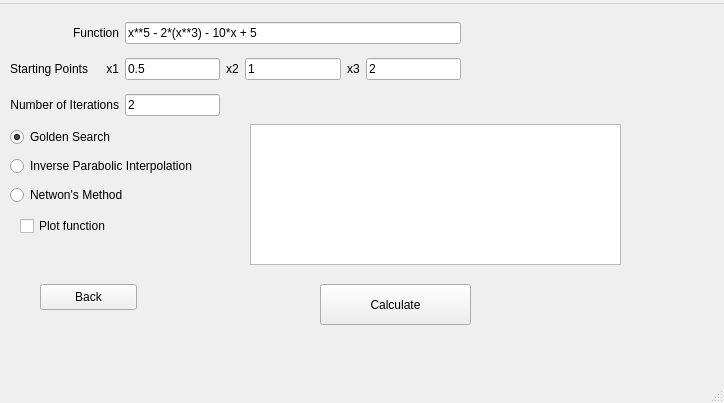
Old version of the form linear.ui in the repository MaxGiuP/General_Function_Minimiser.
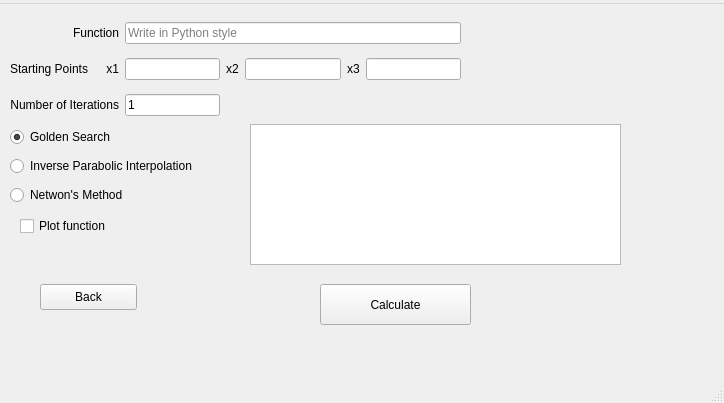
New version of the form.

```diff
--- a/linear.ui
+++ b/linear.ui
@@ -97,11 +97,7 @@
     </property>
     <layout class="QGridLayout" name="gridLayout">
      <item row="1" column="2">
-      <widget class="QLineEdit" name="txtx1">
-       <property name="text">
-        <string>0.5</string>
-       </property>
-      </widget>
+      <widget class="QLineEdit" name="txtx1"/>
      </item>
      <item row="1" column="0">
       <widget class="QLabel" name="label_2">
@@ -129,29 +125,21 @@
      </item>
      <item row="0" column="2" colspan="5">
       <widget class="QLineEdit" name="txtFunction">
-       <property name="text">
-        <string>x**5 - 2*(x**3) - 10*x + 5</string>
+       <property name="placeholderText">
+        <string>Write in Python style</string>
        </property>
       </widget>
      </item>
      <item row="1" column="6">
-      <widget class="QLineEdit" name="txtx3">
-       <property name="text">
-        <string>2</string>
-       </property>
-      </widget>
+      <widget class="QLineEdit" name="txtx3"/>
      </item>
      <item row="1" column="4">
-      <widget class="QLineEdit" name="txtx2">
-       <property name="text">
-        <string>1</string>
-       </property>
-      </widget>
+      <widget class="QLineEdit" name="txtx2"/>
      </item>
      <item row="2" column="2">
       <widget class="QLineEdit" name="txtIterations">
        <property name="text">
-        <string>2</string>
+        <string>1</string>
        </property>
       </widget>
      </item>
```
